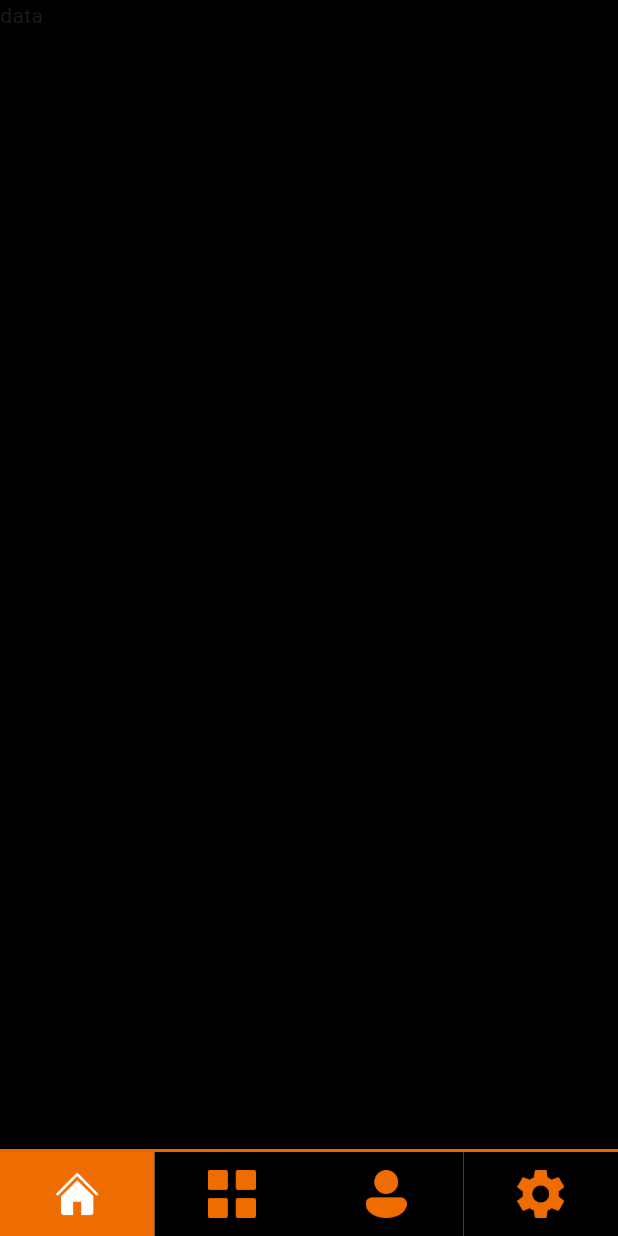
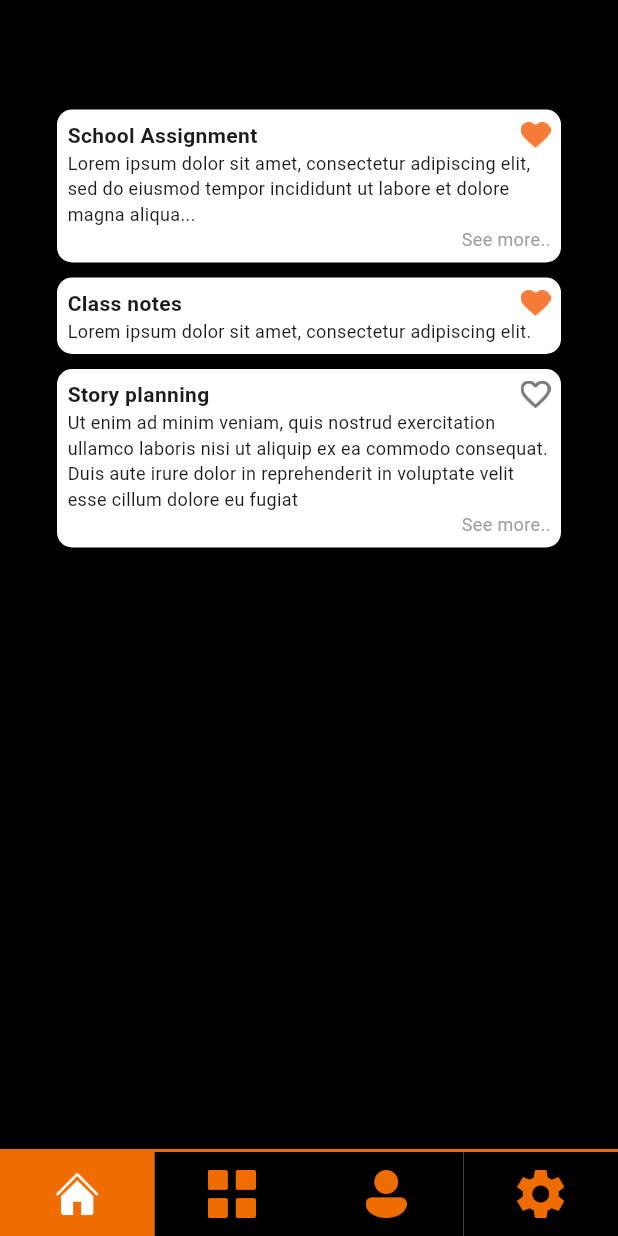
Before and after one commit to saganon/notes_app_assignment, a Flutter app: the screen it shows after launch, on a phone screen of 412 x 824 dp. Run offline on Flutter 3.47's test engine with Material 3 defaults, Android fonts, the phone set to English and light mode, and no system bars.

Commit message:
add notes in home

```diff
--- a/lib/app/home.dart
+++ b/lib/app/home.dart
@@ -1,10 +1,23 @@
 import 'package:flutter/material.dart';
+import 'package:notes_app_assignment/app/notes/notes_list.dart';
 
 class Home extends StatelessWidget {
   const Home({super.key});
 
   @override
   Widget build(BuildContext context) {
-    return Container();
+    return Container(
+      width: MediaQuery.of(context).size.width,
+      height: MediaQuery.of(context).size.height,
+      margin: const EdgeInsets.only(
+        left: 30.0,
+        top: 50.0,
+        right: 30.0,
+        bottom: 30.0,
+      ),
+      child: const Column(
+        children: [NotesList()],
+      ),
+    );
   }
 }
--- a/lib/app/notes.dart
+++ b/lib/app/notes/notes.dart
@@ -1,4 +1,5 @@
 import 'package:flutter/material.dart';
+import 'package:notes_app_assignment/app/notes/notes_list.dart';
 
 class Notes extends StatelessWidget {
   const Notes({super.key});
@@ -19,6 +20,7 @@ class Notes extends StatelessWidget {
         children: [
           _goToGoogleTask(context),
           _goToCreateNote(),
+          const NotesList(),
         ],
       ),
     );
--- /dev/null
+++ b/lib/app/notes/notes_list.dart
@@ -0,0 +1,85 @@
+import 'package:flutter/material.dart';
+
+import '../../common/constants/notes_list.dart';
+
+class NotesList extends StatefulWidget {
+  const NotesList({super.key});
+
+  @override
+  State<NotesList> createState() => _NotesList();
+}
+
+class _NotesList extends State<NotesList> {
+  @override
+  Widget build(BuildContext context) {
+    return Expanded(
+      child: Container(
+        margin: const EdgeInsets.only(top: 5),
+        child: ListView.builder(
+          padding: const EdgeInsets.all(8),
+          itemCount: notesList.length,
+          itemBuilder: (BuildContext context, int index) {
+            return Container(
+              margin: const EdgeInsets.only(top: 10),
+              padding: const EdgeInsets.all(6),
+              decoration: BoxDecoration(
+                borderRadius: BorderRadius.circular(10),
+                border: Border.all(color: Colors.white),
+                color: Colors.white,
+              ),
+              child: Column(
+                mainAxisAlignment: MainAxisAlignment.start,
+                crossAxisAlignment: CrossAxisAlignment.start,
+                children: [
+                  Row(
+                    crossAxisAlignment: CrossAxisAlignment.start,
+                    mainAxisAlignment: MainAxisAlignment.spaceBetween,
+                    children: [
+                      Text(
+                        notesList[index].title,
+                        style: const TextStyle(
+                          fontSize: 14,
+                          fontWeight: FontWeight.bold,
+                        ),
+                      ),
+                      Image.asset(
+                        notesList[index].isFavorite
+                            ? 'assets/images/icons/favorite.png'
+                            : 'assets/images/icons/not-favorite.png',
+                        width: 20,
+                        height: 20,
+                      ),
+                    ],
+                  ),
+                  Text(
+                    notesList[index].description1,
+                    style: const TextStyle(
+                      fontSize: 12,
+                    ),
+                  ),
+                  notesList[index].description2 != null
+                      ? Text(
+                          notesList[index].description2!,
+                          style: const TextStyle(
+                            fontSize: 12,
+                          ),
+                        )
+                      : Container(),
+                  notesList[index].isSeeMore
+                      ? const Align(
+                          alignment: Alignment.bottomRight,
+                          child: Text(
+                            'See more..',
+                            style: TextStyle(fontSize: 12, color: Colors.grey),
+                          ),
+                        )
+                      : Container()
+                ],
+              ),
+            );
+          },
+        ),
+      ),
+    );
+  }
+}
--- a/lib/common/constants/notes_list.dart
+++ b/lib/common/constants/notes_list.dart
@@ -2,8 +2,33 @@ import 'package:notes_app_assignment/data/models/notes_list.dart';
 
 final notes1 = NotesModel(
   title: 'School Assignment',
-  description: 'lorem pisum',
+  description1:
+      'Lorem ipsum dolor sit amet, consectetur adipiscing elit, sed do eiusmod tempor incididunt ut labore et dolore magna aliqua...',
   createdAt: DateTime.now(),
   updatedAt: DateTime.now(),
   isFavorite: true,
+  isSeeMore: true,
 );
+
+final notes2 = NotesModel(
+  title: 'Class notes',
+  description1: 'Lorem ipsum dolor sit amet, consectetur adipiscing elit.',
+  createdAt: DateTime.now(),
+  updatedAt: DateTime.now(),
+  isFavorite: true,
+  isSeeMore: false,
+);
+
+final notes3 = NotesModel(
+  title: 'Story planning',
+  description1:
+      'Ut enim ad minim veniam, quis nostrud exercitation ullamco laboris nisi ut aliquip ex ea commodo consequat.',
+  description2:
+      'Duis aute irure dolor in reprehenderit in voluptate velit esse cillum dolore eu fugiat',
+  createdAt: DateTime.now(),
+  updatedAt: DateTime.now(),
+  isFavorite: false,
+  isSeeMore: true,
+);
+
+final notesList = [notes1, notes2, notes3];
--- a/lib/data/models/notes_list.dart
+++ b/lib/data/models/notes_list.dart
@@ -1,15 +1,19 @@
 class NotesModel {
   String title;
-  String description;
+  String description1;
+  String? description2;
   DateTime createdAt;
   DateTime updatedAt;
   bool isFavorite;
+  bool isSeeMore;
 
   NotesModel({
     required this.title,
-    required this.description,
+    required this.description1,
+    this.description2,
     required this.createdAt,
     required this.updatedAt,
     required this.isFavorite,
+    required this.isSeeMore,
   });
 }
--- a/lib/main.dart
+++ b/lib/main.dart
@@ -1,5 +1,7 @@
 import 'package:flutter/material.dart';
-import 'package:notes_app_assignment/app/notes.dart';
+import 'package:notes_app_assignment/app/notes/notes.dart';
+
+import 'app/home.dart';
 
 void main() {
   runApp(const MyApp());
@@ -45,7 +47,7 @@
       bottomNavigationBar: navigationBar(),
       body: <Widget>[
         /// Home page
-        const Text('data'),
+        const Home(),
 
         /// Notes page
         const Notes(),
--- a/pubspec.yaml
+++ b/pubspec.yaml
@@ -66,6 +66,8 @@ flutter:
      - assets/images/icons/settings.png
      - assets/images/icons/right-arrow.png
      - assets/images/icons/add-note.png
+     - assets/images/icons/favorite.png
+     - assets/images/icons/not-favorite.png
 
   # An image asset can refer to one or more resolution-specific "variants", see
   # https://flutter.dev/assets-and-images/#resolution-aware
```
Also changed, not shown: assets/images/icons/favorite.png (added), assets/images/icons/not-favorite.png (added).
